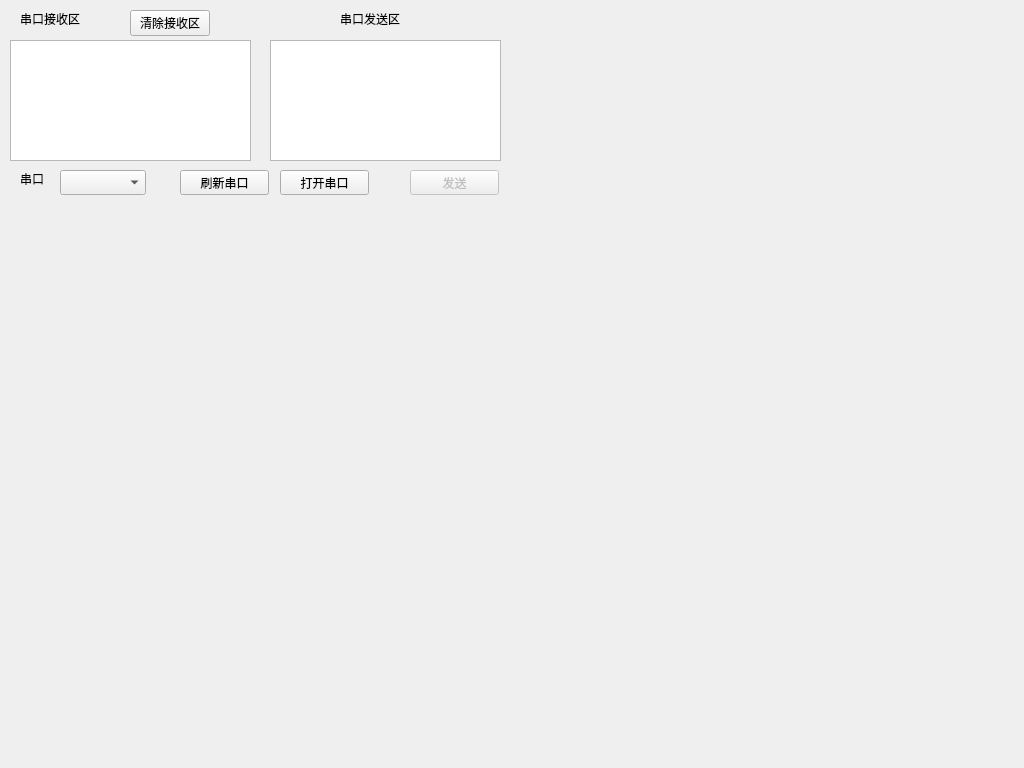
Old version of the form UserUI/RobotUI.ui in the repository LIGHT1213/RobotMasterComputer.
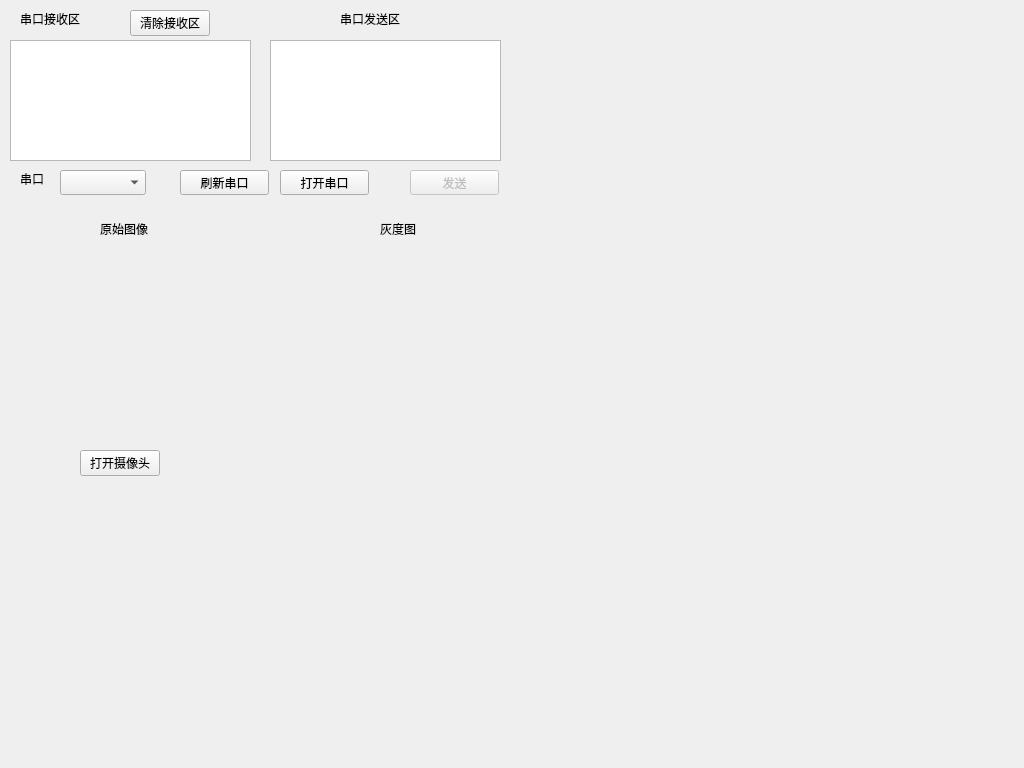
New version of the form.

Commit message: 同步到树莓派测试图像

Patch:
```diff
--- a/UserUI/RobotUI.ui
+++ b/UserUI/RobotUI.ui
@@ -153,6 +153,71 @@
     <string>清除接收区</string>
    </property>
   </widget>
+  <widget class="QLabel" name="label_4">
+   <property name="geometry">
+    <rect>
+     <x>100</x>
+     <y>220</y>
+     <width>55</width>
+     <height>18</height>
+    </rect>
+   </property>
+   <property name="text">
+    <string>原始图像</string>
+   </property>
+  </widget>
+  <widget class="QLabel" name="label_5">
+   <property name="geometry">
+    <rect>
+     <x>380</x>
+     <y>220</y>
+     <width>55</width>
+     <height>18</height>
+    </rect>
+   </property>
+   <property name="text">
+    <string>灰度图</string>
+   </property>
+  </widget>
+  <widget class="QPushButton" name="OpenCarmera">
+   <property name="geometry">
+    <rect>
+     <x>80</x>
+     <y>450</y>
+     <width>80</width>
+     <height>26</height>
+    </rect>
+   </property>
+   <property name="text">
+    <string>打开摄像头</string>
+   </property>
+  </widget>
+  <widget class="QLabel" name="RgbLabel">
+   <property name="geometry">
+    <rect>
+     <x>20</x>
+     <y>240</y>
+     <width>241</width>
+     <height>181</height>
+    </rect>
+   </property>
+   <property name="text">
+    <string/>
+   </property>
+  </widget>
+  <widget class="QLabel" name="label_7">
+   <property name="geometry">
+    <rect>
+     <x>270</x>
+     <y>240</y>
+     <width>241</width>
+     <height>181</height>
+    </rect>
+   </property>
+   <property name="text">
+    <string/>
+   </property>
+  </widget>
  </widget>
  <resources/>
  <connections/>
```
The commit also changes 1 other file.
